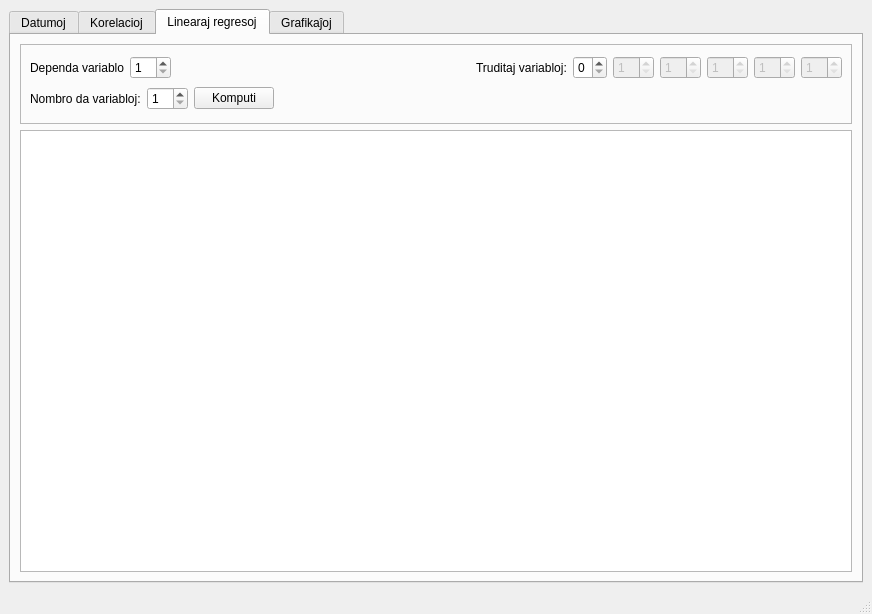
Old version of the form mainwindow.ui in the repository jmichault/mini-statistiko.
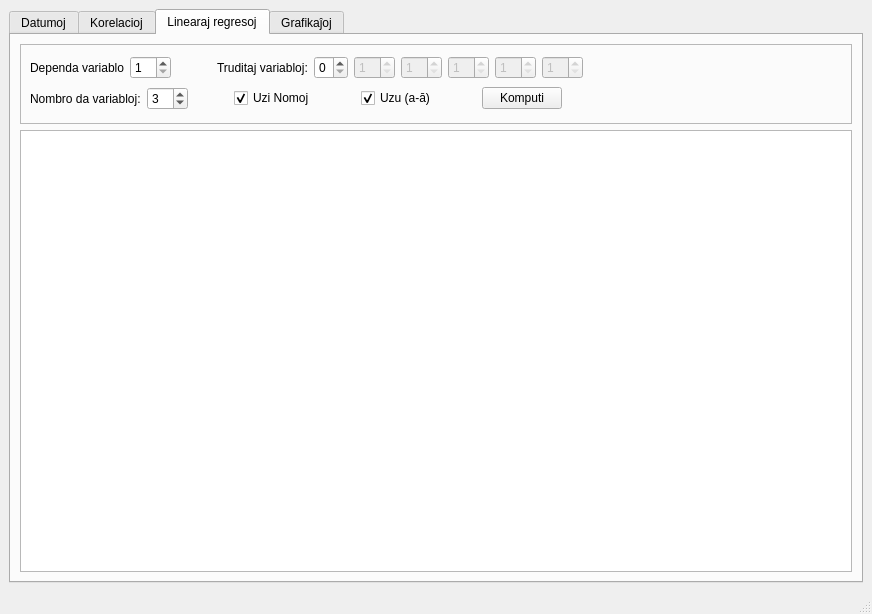
New version of the form. The open tabs and pages were chosen to show the change.

The edit to the form file:
```diff
--- a/mainwindow.ui
+++ b/mainwindow.ui
@@ -334,6 +334,9 @@
                <property name="orientation">
                 <enum>Qt::Horizontal</enum>
                </property>
+               <property name="sizeType">
+                <enum>QSizePolicy::Maximum</enum>
+               </property>
                <property name="sizeHint" stdset="0">
                 <size>
                  <width>40</width>
@@ -427,6 +430,19 @@
                </property>
               </widget>
              </item>
+             <item>
+              <spacer name="horizontalSpacer_6">
+               <property name="orientation">
+                <enum>Qt::Horizontal</enum>
+               </property>
+               <property name="sizeHint" stdset="0">
+                <size>
+                 <width>40</width>
+                 <height>20</height>
+                </size>
+               </property>
+              </spacer>
+             </item>
             </layout>
            </item>
            <item>
@@ -444,10 +460,78 @@
                 <number>1</number>
                </property>
                <property name="value">
-                <number>1</number>
+                <number>3</number>
                </property>
               </widget>
              </item>
+             <item>
+              <spacer name="horizontalSpacer_10">
+               <property name="orientation">
+                <enum>Qt::Horizontal</enum>
+               </property>
+               <property name="sizeType">
+                <enum>QSizePolicy::Maximum</enum>
+               </property>
+               <property name="sizeHint" stdset="0">
+                <size>
+                 <width>40</width>
+                 <height>20</height>
+                </size>
+               </property>
+              </spacer>
+             </item>
+             <item>
+              <widget class="QCheckBox" name="CBNomoj">
+               <property name="text">
+                <string>Uzi Nomoj</string>
+               </property>
+               <property name="checked">
+                <bool>true</bool>
+               </property>
+              </widget>
+             </item>
+             <item>
+              <spacer name="horizontalSpacer_11">
+               <property name="orientation">
+                <enum>Qt::Horizontal</enum>
+               </property>
+               <property name="sizeType">
+                <enum>QSizePolicy::Maximum</enum>
+               </property>
+               <property name="sizeHint" stdset="0">
+                <size>
+                 <width>40</width>
+                 <height>20</height>
+                </size>
+               </property>
+              </spacer>
+             </item>
+             <item>
+              <widget class="QCheckBox" name="CBUzuMoy">
+               <property name="text">
+                <string>Uzu (a-ā)</string>
+               </property>
+               <property name="checked">
+                <bool>true</bool>
+               </property>
+              </widget>
+             </item>
+             <item>
+              <spacer name="horizontalSpacer_12">
+               <property name="orientation">
+                <enum>Qt::Horizontal</enum>
+               </property>
+               <property name="sizeType">
+                <enum>QSizePolicy::Maximum</enum>
+               </property>
+               <property name="sizeHint" stdset="0">
+                <size>
+                 <width>40</width>
+                 <height>20</height>
+                </size>
+               </property>
+              </spacer>
+             </item>
              <item>
               <widget class="QPushButton" name="PBRegLin">
                <property name="text">
```
Left out of the diff: 36 changed lines with no effect on the pictures.
